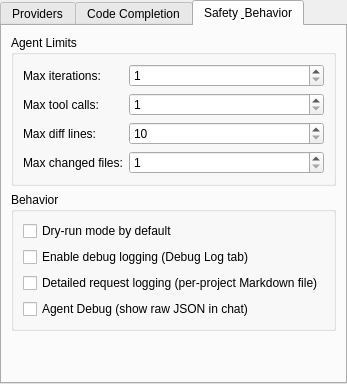
This is src/src/settings/settings_widget.ui in Dmytro-K/qcai2 as Qt 5 draws it before an edit. The edited form follows.
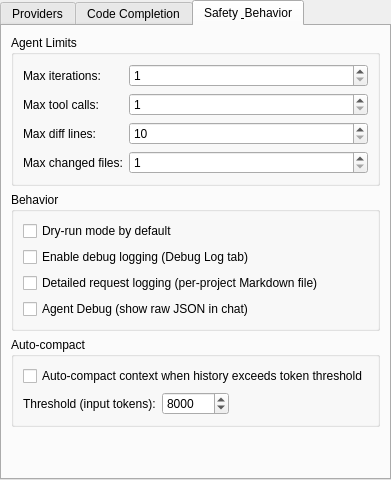
This is the edited form. The open tabs and pages were chosen to show the change.

Commit message: Add optional auto compact

```diff
--- a/src/src/settings/settings_widget.ui
+++ b/src/src/settings/settings_widget.ui
@@ -602,6 +602,65 @@
          </layout>
         </widget>
        </item>
+       <item>
+        <widget class="QGroupBox" name="autoCompactGroup">
+         <property name="title">
+          <string>Auto-compact</string>
+         </property>
+         <layout class="QVBoxLayout" name="autoCompactLayout">
+          <item>
+           <widget class="QCheckBox" name="autoCompactCheck">
+            <property name="text">
+             <string>Auto-compact context when history exceeds token threshold</string>
+            </property>
+           </widget>
+          </item>
+          <item>
+           <layout class="QHBoxLayout" name="autoCompactThresholdRow">
+            <item>
+             <widget class="QLabel" name="autoCompactThresholdLabel">
+              <property name="text">
+               <string>Threshold (input tokens):</string>
+              </property>
+             </widget>
+            </item>
+            <item>
+             <widget class="QSpinBox" name="autoCompactThresholdSpin">
+              <property name="minimum">
+               <number>1000</number>
+              </property>
+              <property name="maximum">
+               <number>200000</number>
+              </property>
+              <property name="singleStep">
+               <number>1000</number>
+              </property>
+              <property name="value">
+               <number>8000</number>
+              </property>
+             </widget>
+            </item>
+            <item>
+             <spacer name="autoCompactThresholdSpacer">
+              <property name="orientation">
+               <enum>Qt::Horizontal</enum>
+              </property>
+              <property name="sizeType">
+               <enum>QSizePolicy::Expanding</enum>
+              </property>
+              <property name="sizeHint" stdset="0">
+               <size>
+                <width>40</width>
+                <height>20</height>
+               </size>
+              </property>
+             </spacer>
+            </item>
+           </layout>
+          </item>
+         </layout>
+        </widget>
+       </item>
        <item>
         <spacer name="safetyBottomSpacer">
          <property name="orientation">
```
The commit also changes 8 other files.
